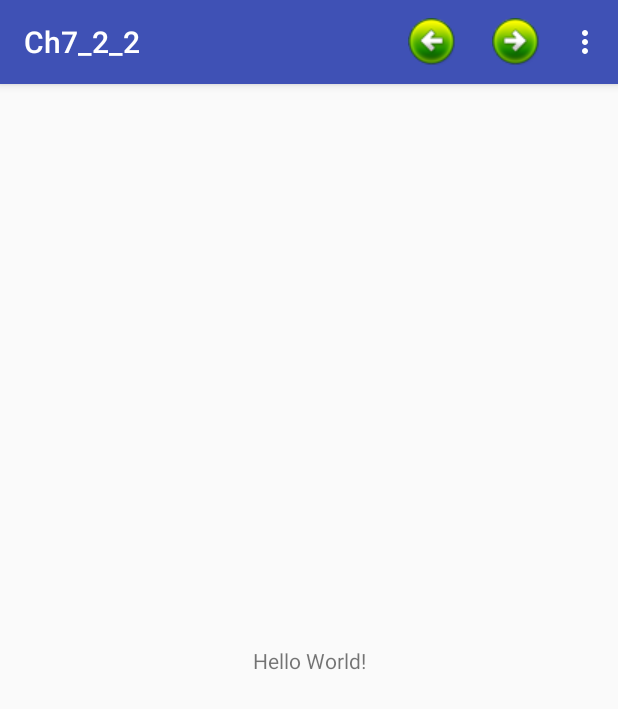
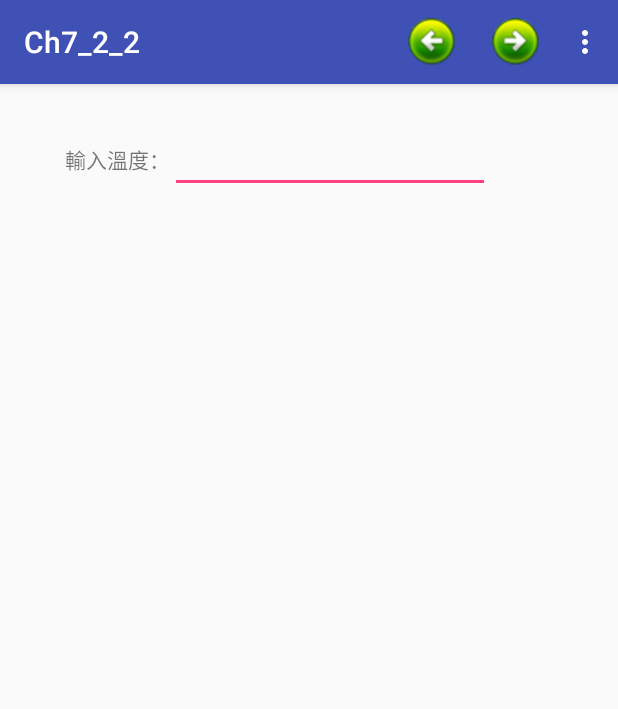
Before and after one commit to 2018Android/Ch7_2_2, an Android app: the screen it shows after launch (MainActivity), on a phone screen of 412 x 824 dp. Shown: the top 709 px of the screen. Run offline under Robolectric (Android 15) with nearby library versions, the phone set to English and light mode, and no system bars.

Commit message:
版面設計

```diff
--- a/app/src/main/res/layout/activity_main.xml
+++ b/app/src/main/res/layout/activity_main.xml
@@ -7,12 +7,33 @@
     tools:context="com.example.admin.ch7_2_2.MainActivity">
 
     <TextView
+        android:id="@+id/txv_input"
         android:layout_width="wrap_content"
         android:layout_height="wrap_content"
-        android:text="Hello World!"
-        app:layout_constraintBottom_toBottomOf="parent"
+        android:layout_marginLeft="43dp"
+        android:layout_marginTop="39dp"
+        android:text="輸入溫度："
         app:layout_constraintLeft_toLeftOf="parent"
-        app:layout_constraintRight_toRightOf="parent"
+        app:layout_constraintTop_toTopOf="parent" />
+
+    <TextView
+        android:id="@+id/txv_result"
+        android:layout_width="wrap_content"
+        android:layout_height="wrap_content"
+        app:layout_constraintTop_toTopOf="parent"
+        android:layout_marginTop="118dp"
+        android:layout_marginLeft="43dp"
+        app:layout_constraintLeft_toLeftOf="parent" />
+
+    <EditText
+        android:id="@+id/edt_value"
+        android:layout_width="wrap_content"
+        android:layout_height="wrap_content"
+        android:layout_marginLeft="113dp"
+        android:layout_marginTop="27dp"
+        android:ems="10"
+        android:inputType="number"
+        app:layout_constraintLeft_toLeftOf="parent"
         app:layout_constraintTop_toTopOf="parent" />
 
 </android.support.constraint.ConstraintLayout>
```
